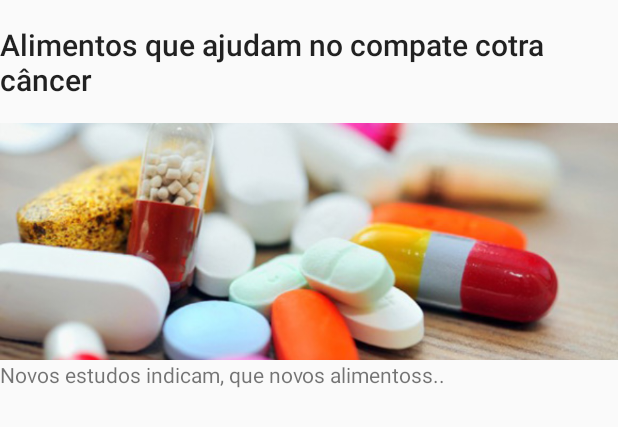
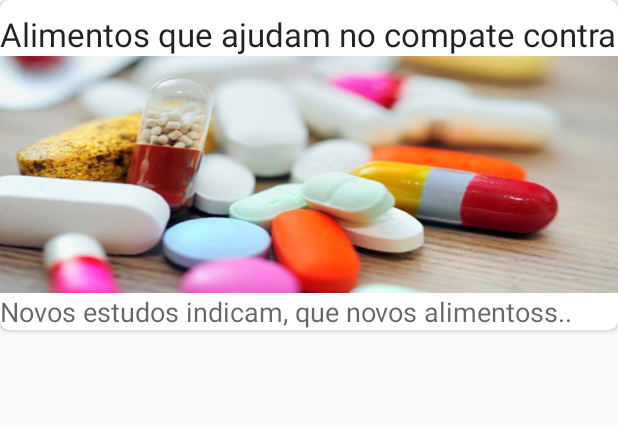
Before and after one commit to 0tavi0/ABOB, an Android app: the layout item_feed.xml on its own in the app's theme, with its tools: preview values and no code run, on a phone screen of 412 x 824 dp. Shown: the top 427 px of the screen. Run offline under Robolectric (Android 15) with nearby library versions, the phone set to English and light mode, and no system bars.

Commit message:
Correção item Recycler Feed

```diff
--- a/app/src/main/java/com/example/otavioaugusto/abob/view/MainActivity.kt
+++ b/app/src/main/java/com/example/otavioaugusto/abob/view/MainActivity.kt
@@ -36,7 +36,6 @@ class MainActivity : AppCompatActivity(), FeedContrato.View {
 
         feedPresenter.obterFeedFireabase()
 
-        saveFirebase()
         navigation.setOnNavigationItemSelectedListener(mOnNavigationItemSelectedListener)
 
     }
--- a/app/src/main/res/layout/item_feed.xml
+++ b/app/src/main/res/layout/item_feed.xml
@@ -1,37 +1,50 @@
 <?xml version="1.0" encoding="utf-8"?>
-<android.support.constraint.ConstraintLayout
+<android.support.v7.widget.CardView
         xmlns:android="http://schemas.android.com/apk/res/android"
-        xmlns:app="http://schemas.android.com/apk/res-auto" xmlns:tools="http://schemas.android.com/tools"
+        xmlns:app="http://schemas.android.com/apk/res-auto"
+        xmlns:tools="http://schemas.android.com/tools"
+        android:elevation="3dp"
+        app:cardCornerRadius="6dp"
         android:layout_width="match_parent"
         android:layout_height="wrap_content"
         tools:layout_editor_absoluteY="81dp">
 
+    <android.support.constraint.ConstraintLayout
+            android:layout_width="wrap_content"
+            android:layout_height="wrap_content">
 
         <TextView
                 android:id="@+id/txtTitulo"
-            style="@style/Base.TextAppearance.AppCompat.Title"
+                android:textAppearance="@style/TextAppearance.AppCompat.Large"
                 android:layout_width="wrap_content"
                 android:layout_height="wrap_content"
-            android:text="Alimentos que ajudam no compate cotra câncer"
-            app:layout_constraintTop_toTopOf="parent" android:layout_marginTop="16dp"
-            app:layout_constraintStart_toStartOf="parent" app:layout_constraintEnd_toEndOf="parent"
-            android:layout_marginBottom="15dp" app:layout_constraintBottom_toTopOf="@+id/urlImg"/>
+                android:maxLines="1"
+                android:text="Alimentos que ajudam no compate contra câncer"
+                app:layout_constraintTop_toTopOf="parent" android:layout_marginTop="8dp"
+                app:layout_constraintBottom_toTopOf="@+id/urlImg"/>
 
         <ImageView
                 android:id="@+id/urlImg"
                 android:layout_width="wrap_content"
                 android:layout_height="158dp"
-            android:scaleType="centerCrop"
+                android:scaleType="fitXY"
                 android:src="@drawable/imagem"
                 app:layout_constraintStart_toStartOf="parent"
                 app:layout_constraintEnd_toEndOf="parent"
-            android:layout_marginBottom="7dp"
+                app:layout_constraintHorizontal_bias="0.0" app:layout_constraintTop_toBottomOf="@+id/txtTitulo"
                 app:layout_constraintBottom_toTopOf="@+id/txtSubtitulo"/>
 
         <TextView
                 android:id="@+id/txtSubtitulo"
                 android:layout_width="wrap_content"
                 android:layout_height="wrap_content"
+                android:textAppearance="@style/TextAppearance.AppCompat.Medium"
+                android:maxLines="2"
                 android:text="Novos estudos indicam, que novos alimentoss.."
-            app:layout_constraintStart_toStartOf="parent" app:layout_constraintTop_toBottomOf="@+id/urlImg"/>
+                app:layout_constraintStart_toStartOf="parent"
+                app:layout_constraintTop_toBottomOf="@+id/urlImg"/>
+
     </android.support.constraint.ConstraintLayout>
+
+
+</android.support.v7.widget.CardView>
```
Also changed, not shown: app/src/main/res/layout/activity_feed.xml (+6 -5 lines). Lines whose indentation alone changed are shown as unchanged.
